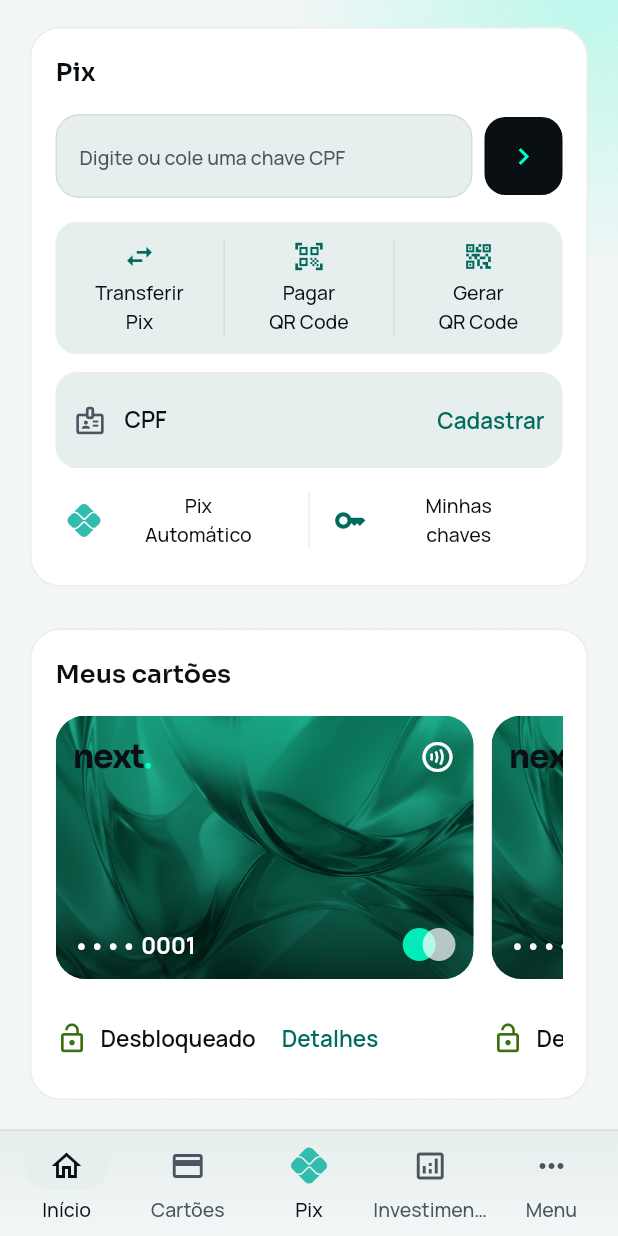
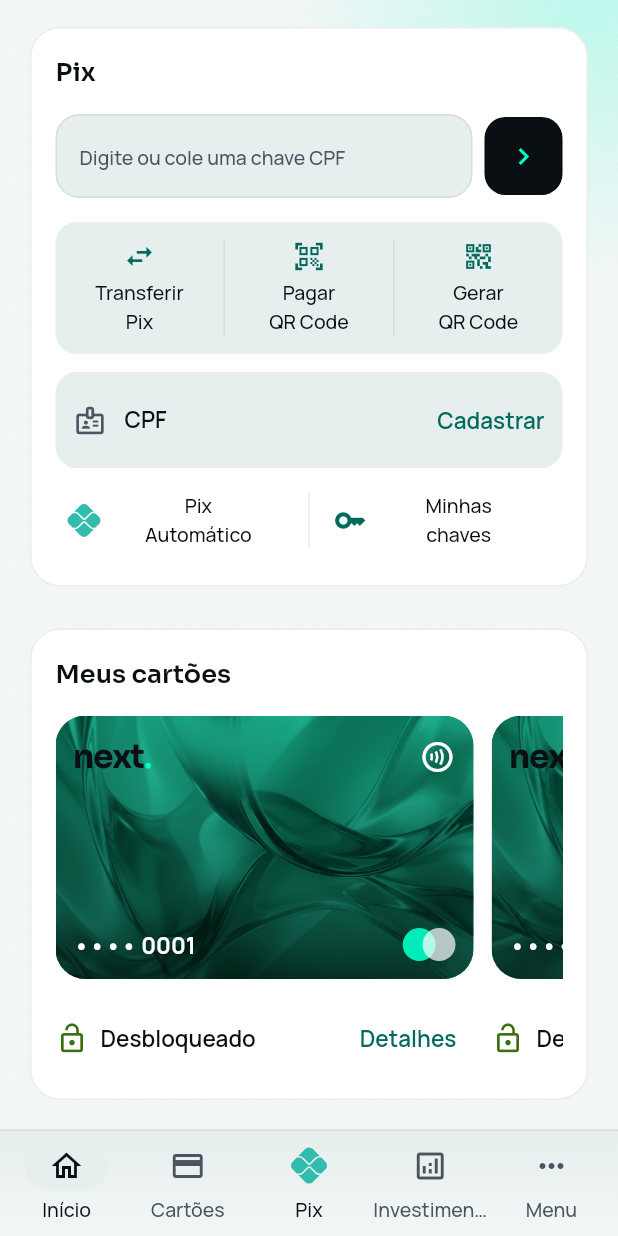
Before and after one commit to renatomf/next-bank, a Flutter app: the HomeScreen screen opened by its route, scrolled down 461 dp, on a phone screen of 412 x 824 dp. Run offline on Flutter 3.47's test engine with Material 3 defaults, Android fonts, the phone set to English and light mode, and no system bars; our stand-ins replace copy_with_extension, dio, flutter_riverpod, flutter_secure_storage, go_router, local_auth and 2 more; missing offline and left inert: local_auth_android, mobile_scanner, qr; accounts and stored records are empty; project files that could hold a hidden picture were left out.

Commit message:
fix(mobile): put Detalhes on the right edge of the card
At the S21 checkpoint Detalhes sat short of the edge: Flexible gave it
half the row without pushing it to the end. It now aligns to the right
inside that room, the lock on the start.

Co-Authored-By: Claude Opus 5.5 <noreply@anthropic.com>

```diff
--- a/apps/mobile/lib/features/home/presentation/cards_box.dart
+++ b/apps/mobile/lib/features/home/presentation/cards_box.dart
@@ -72,12 +72,16 @@ class CardsBox extends StatelessWidget {
                             ),
                           ),
                         ),
+                        // On the end edge, apart from the lock.
                         Flexible(
-                          child: FittedBox(
-                            fit: BoxFit.scaleDown,
-                            child: TextButton(
-                              onPressed: () => onDetails(index),
-                              child: const Text('Detalhes'),
+                          child: Align(
+                            alignment: Alignment.centerRight,
+                            child: FittedBox(
+                              fit: BoxFit.scaleDown,
+                              child: TextButton(
+                                onPressed: () => onDetails(index),
+                                child: const Text('Detalhes'),
+                              ),
                             ),
                           ),
                         ),
```
